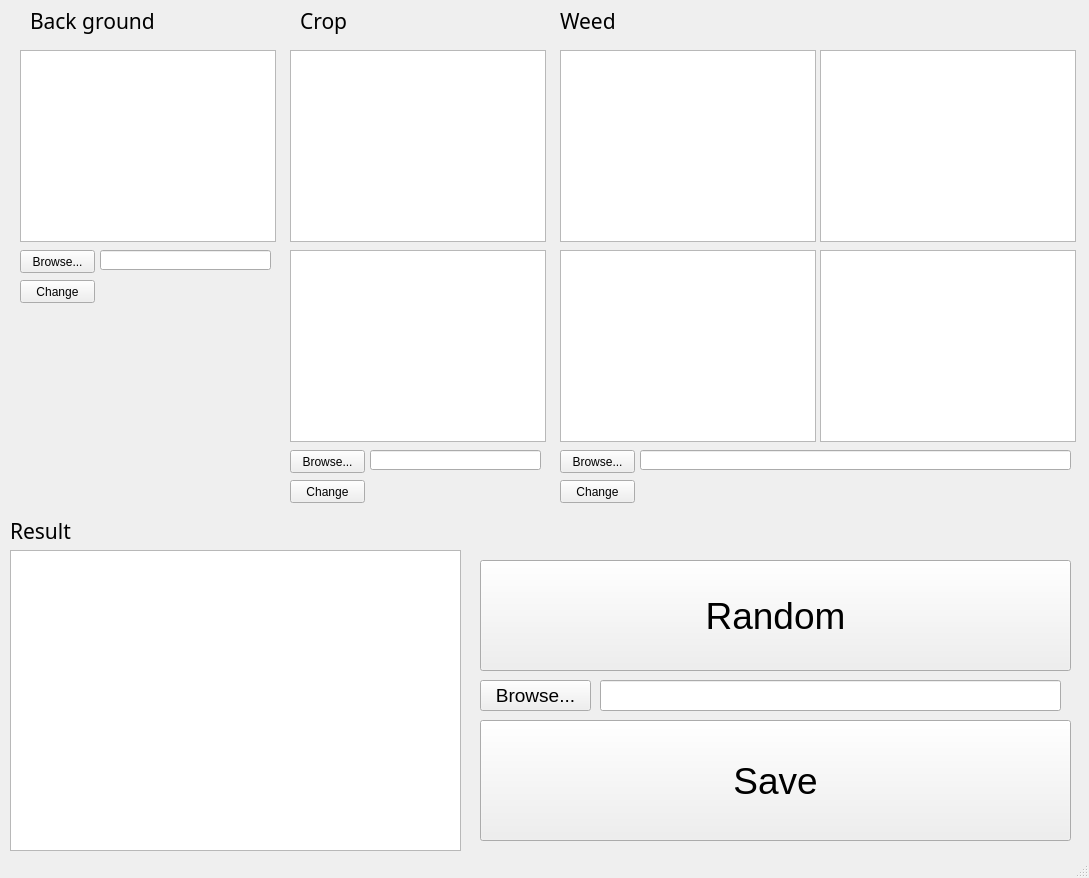
RealBest07/Random-Paste-Pic, file random.ui: the form before one commit.
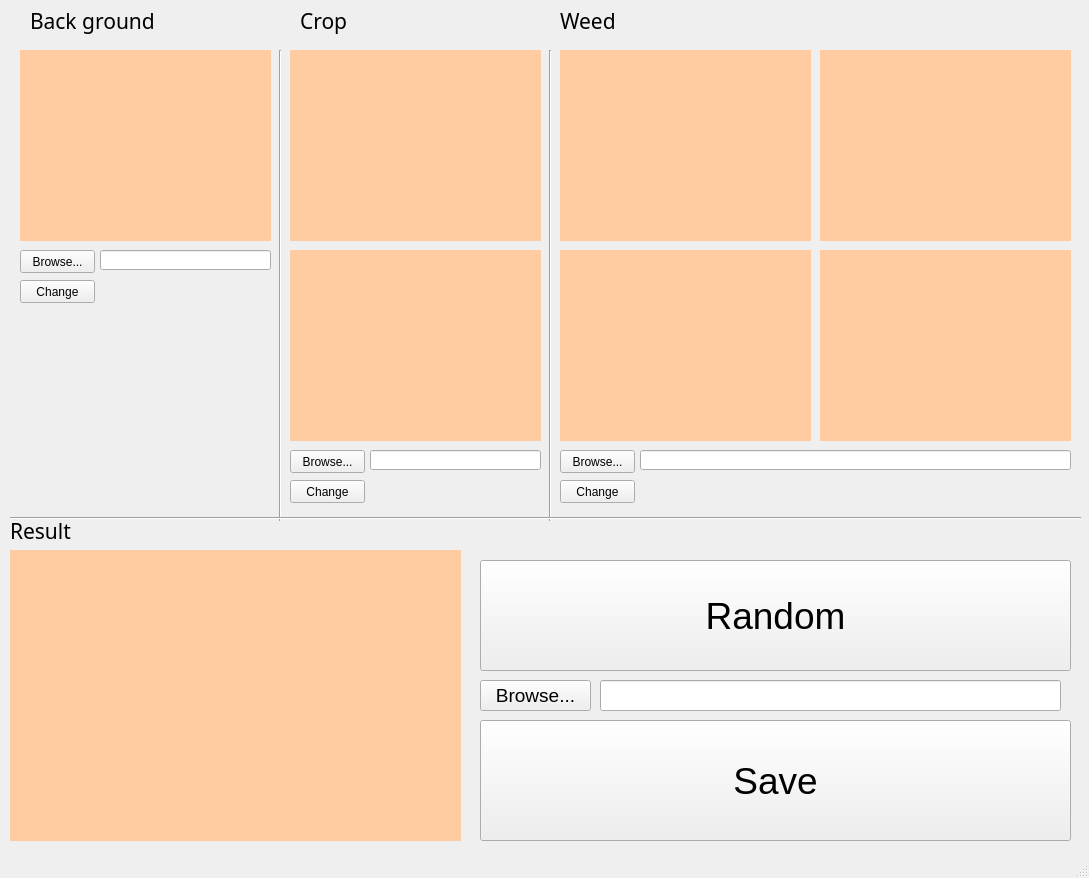
The form after the commit.

Diff of the .ui file:
```diff
--- a/random.ui
+++ b/random.ui
@@ -14,37 +14,7 @@
    <string>MainWindow</string>
   </property>
   <widget class="QWidget" name="centralwidget">
-   <widget class="QTextBrowser" name="textBrowser">
-    <property name="geometry">
-     <rect>
-      <x>20</x>
-      <y>50</y>
-      <width>256</width>
-      <height>192</height>
-     </rect>
-    </property>
-   </widget>
-   <widget class="QTextBrowser" name="textBrowser_2">
-    <property name="geometry">
-     <rect>
-      <x>290</x>
-      <y>50</y>
-      <width>256</width>
-      <height>192</height>
-     </rect>
-    </property>
-   </widget>
-   <widget class="QTextBrowser" name="textBrowser_3">
-    <property name="geometry">
-     <rect>
-      <x>560</x>
-      <y>50</y>
-      <width>256</width>
-      <height>192</height>
-     </rect>
-    </property>
-   </widget>
-   <widget class="QPushButton" name="pushButton">
+   <widget class="QPushButton" name="browsebt1">
     <property name="geometry">
      <rect>
       <x>20</x>
@@ -96,36 +66,6 @@
      <string>Change</string>
     </property>
    </widget>
-   <widget class="QTextBrowser" name="textBrowser_4">
-    <property name="geometry">
-     <rect>
-      <x>560</x>
-      <y>250</y>
-      <width>256</width>
-      <height>192</height>
-     </rect>
-    </property>
-   </widget>
-   <widget class="QTextBrowser" name="textBrowser_6">
-    <property name="geometry">
-     <rect>
-      <x>820</x>
-      <y>50</y>
-      <width>256</width>
-      <height>192</height>
-     </rect>
-    </property>
-   </widget>
-   <widget class="QTextBrowser" name="textBrowser_8">
-    <property name="geometry">
-     <rect>
-      <x>820</x>
-      <y>250</y>
-      <width>256</width>
-      <height>192</height>
-     </rect>
-    </property>
-   </widget>
    <widget class="QLabel" name="label">
     <property name="geometry">
      <rect>
@@ -183,17 +123,7 @@
      <string>Weed</string>
     </property>
    </widget>
-   <widget class="QTextBrowser" name="textBrowser_9">
-    <property name="geometry">
-     <rect>
-      <x>290</x>
-      <y>250</y>
-      <width>256</width>
-      <height>192</height>
-     </rect>
-    </property>
-   </widget>
-   <widget class="QPushButton" name="pushButton_7">
+   <widget class="QPushButton" name="changebt2">
     <property name="geometry">
      <rect>
       <x>290</x>
@@ -219,16 +149,6 @@
      <string>Change</string>
     </property>
    </widget>
-   <widget class="QTextBrowser" name="textBrowser_10">
-    <property name="geometry">
-     <rect>
-      <x>10</x>
-      <y>550</y>
-      <width>451</width>
-      <height>301</height>
-     </rect>
-    </property>
-   </widget>
    <widget class="QLabel" name="label_4">
     <property name="geometry">
      <rect>
@@ -342,6 +262,173 @@
      </rect>
     </property>
    </widget>
+   <widget class="QLabel" name="label_5">
+    <property name="geometry">
+     <rect>
+      <x>20</x>
+      <y>50</y>
+      <width>251</width>
+      <height>191</height>
+     </rect>
+    </property>
+    <property name="styleSheet">
+     <string notr="true">background-color: rgb(255, 203, 160);</string>
+    </property>
+    <property name="text">
+     <string/>
+    </property>
+   </widget>
+   <widget class="QLabel" name="label_6">
+    <property name="geometry">
+     <rect>
+      <x>10</x>
+      <y>550</y>
+      <width>451</width>
+      <height>291</height>
+     </rect>
+    </property>
+    <property name="styleSheet">
+     <string notr="true">background-color: rgb(255, 203, 160);</string>
+    </property>
+    <property name="text">
+     <string/>
+    </property>
+   </widget>
+   <widget class="QLabel" name="label_7">
+    <property name="geometry">
+     <rect>
+      <x>290</x>
+      <y>50</y>
+      <width>251</width>
+      <height>191</height>
+     </rect>
+    </property>
+    <property name="styleSheet">
+     <string notr="true">background-color: rgb(255, 203, 160);</string>
+    </property>
+    <property name="text">
+     <string/>
+    </property>
+   </widget>
+   <widget class="QLabel" name="label_8">
+    <property name="geometry">
+     <rect>
+      <x>290</x>
+      <y>250</y>
+      <width>251</width>
+      <height>191</height>
+     </rect>
+    </property>
+    <property name="styleSheet">
+     <string notr="true">background-color: rgb(255, 203, 160);</string>
+    </property>
+    <property name="text">
+     <string/>
+    </property>
+   </widget>
+   <widget class="QLabel" name="label_9">
+    <property name="geometry">
+     <rect>
+      <x>560</x>
+      <y>250</y>
+      <width>251</width>
+      <height>191</height>
+     </rect>
+    </property>
+    <property name="styleSheet">
+     <string notr="true">background-color: rgb(255, 203, 160);</string>
+    </property>
+    <property name="text">
+     <string/>
+    </property>
+   </widget>
+   <widget class="QLabel" name="label_10">
+    <property name="geometry">
+     <rect>
+      <x>560</x>
+      <y>50</y>
+      <width>251</width>
+      <height>191</height>
+     </rect>
+    </property>
+    <property name="styleSheet">
+     <string notr="true">background-color: rgb(255, 203, 160);</string>
+    </property>
+    <property name="text">
+     <string/>
+    </property>
+   </widget>
+   <widget class="QLabel" name="label_11">
+    <property name="geometry">
+     <rect>
+      <x>820</x>
+      <y>50</y>
+      <width>251</width>
+      <height>191</height>
+     </rect>
+    </property>
+    <property name="styleSheet">
+     <string notr="true">background-color: rgb(255, 203, 160);</string>
+    </property>
+    <property name="text">
+     <string/>
+    </property>
+   </widget>
+   <widget class="QLabel" name="label_12">
+    <property name="geometry">
+     <rect>
+      <x>820</x>
+      <y>250</y>
+      <width>251</width>
+      <height>191</height>
+     </rect>
+    </property>
+    <property name="styleSheet">
+     <string notr="true">background-color: rgb(255, 203, 160);</string>
+    </property>
+    <property name="text">
+     <string/>
+    </property>
+   </widget>
+   <widget class="Line" name="line">
+    <property name="geometry">
+     <rect>
+      <x>270</x>
+      <y>50</y>
+      <width>20</width>
+      <height>471</height>
+     </rect>
+    </property>
+    <property name="orientation">
+     <enum>Qt::Vertical</enum>
+    </property>
+   </widget>
+   <widget class="Line" name="line_2">
+    <property name="geometry">
+     <rect>
+      <x>540</x>
+      <y>50</y>
+      <width>20</width>
+      <height>471</height>
+     </rect>
+    </property>
+    <property name="orientation">
+     <enum>Qt::Vertical</enum>
+    </property>
+   </widget>
+   <widget class="Line" name="line_3">
+    <property name="geometry">
+     <rect>
+      <x>10</x>
+      <y>510</y>
+      <width>1071</width>
+      <height>16</height>
+     </rect>
+    </property>
+    <property name="orientation">
+     <enum>Qt::Horizontal</enum>
+    </property>
+   </widget>
   </widget>
   <widget class="QMenuBar" name="menubar">
    <property name="geometry">
```
Left out of the diff: 22 changed lines with no effect on the pictures.
